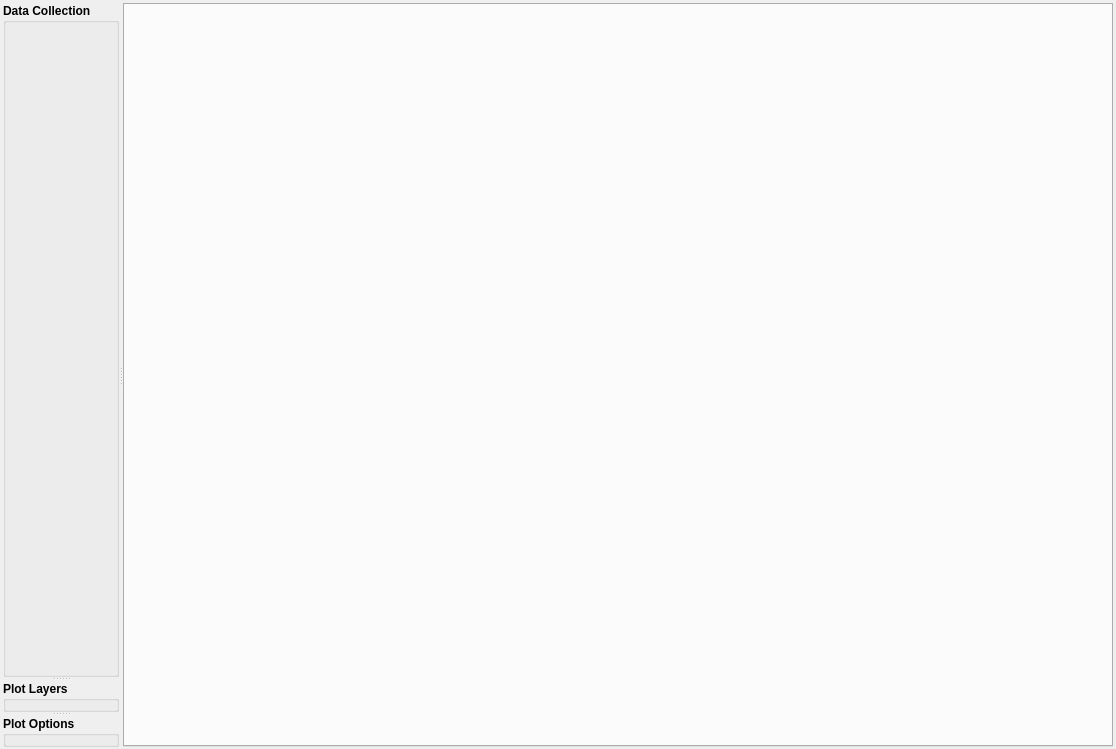
Qt form glue/app/qt/application.ui (glue-viz/glue) before a commit.
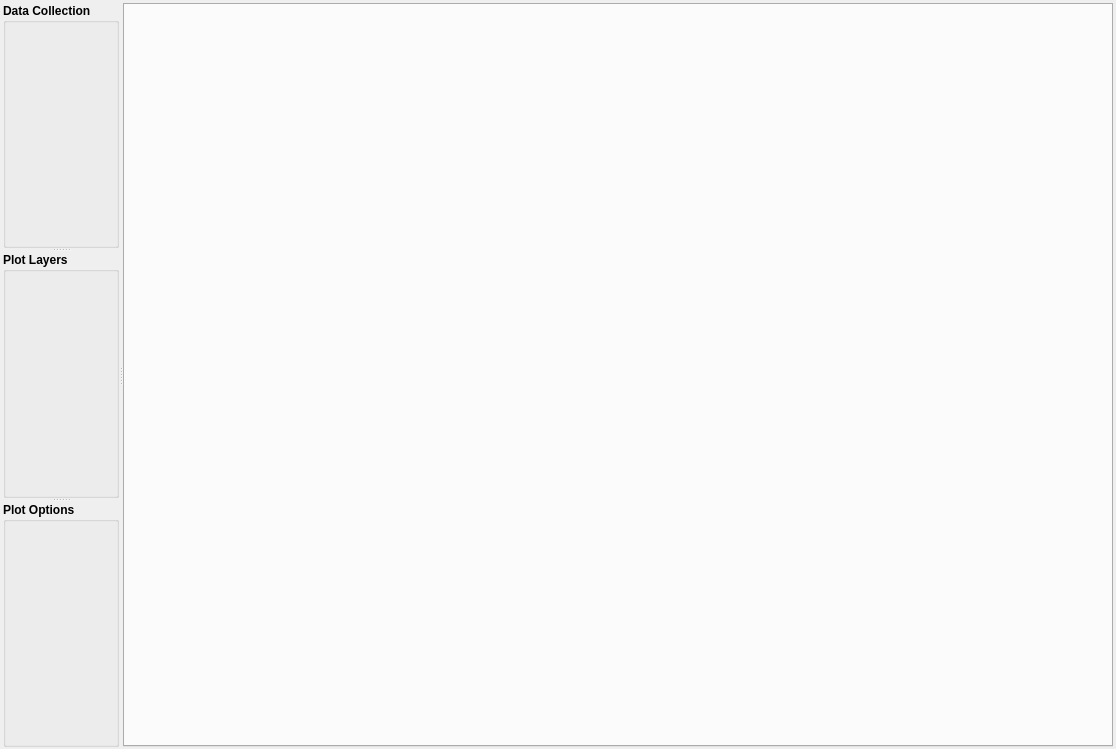
The same form after that commit.

Commit message: Split left panel into three even sections

```diff
--- a/glue/app/qt/application.ui
+++ b/glue/app/qt/application.ui
@@ -52,10 +52,6 @@
         <bool>false</bool>
        </property>
       </widget>
-      <widget class="QSplitter" name="plot_splitter">
-       <property name="orientation">
-        <enum>Qt::Vertical</enum>
-       </property>
        <widget class="QGroupBox" name="plot_layers">
         <property name="font">
          <font>
@@ -86,7 +82,6 @@
         <property name="checkable">
          <bool>false</bool>
         </property>
-       </widget>
       </widget>
      </widget>
      <widget class="QTabWidget" name="tabWidget">
```
Lines whose indentation alone changed are shown as unchanged. The commit also changes 1 other file.
